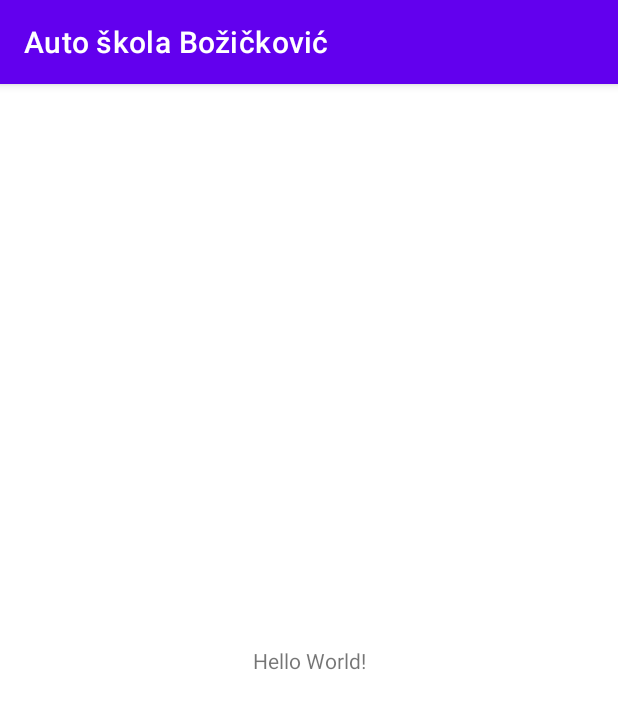
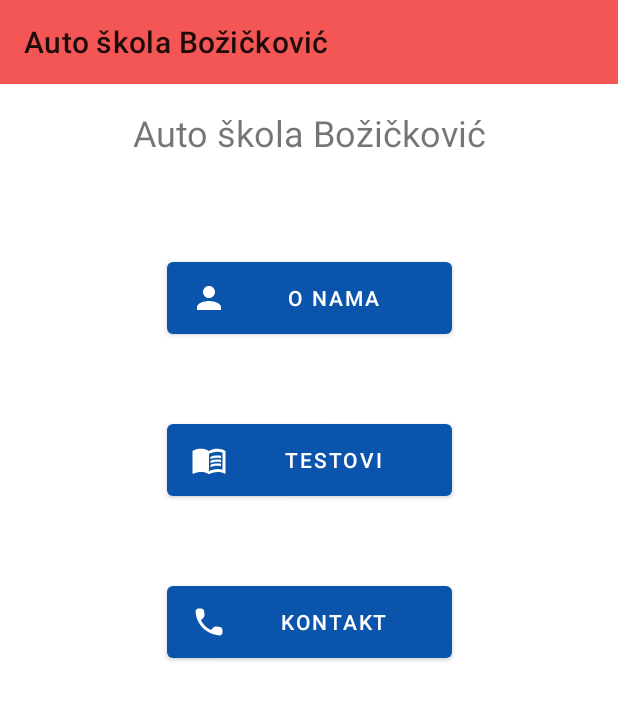
Before and after one commit to BojanDolic/auto_skola_bozickovic, an Android app: the screen it shows after launch (MainActivity), on a phone screen of 412 x 824 dp. Shown: the top 709 px of the screen. Run offline under Robolectric (Android 15) with nearby library versions, the light colour scheme and no system bars; our stand-ins replace navigation-ui.

Commit message:
Added libraries for project.
Implemented navigation component, added fragment_main.xml and fragment_kontakt.xml and connected them with nav component.

MVP design of those two fragments.

```diff
--- a/app/build.gradle
+++ b/app/build.gradle
@@ -1,6 +1,7 @@
 plugins {
     id 'com.android.application'
     id 'kotlin-android'
+    id "androidx.navigation.safeargs.kotlin"
 }
 
 android {
@@ -35,6 +36,7 @@ android {
     kotlinOptions {
         jvmTarget = '1.8'
     }
+
 }
 
 dependencies {
@@ -44,6 +46,7 @@ dependencies {
     implementation 'androidx.appcompat:appcompat:1.3.0'
     implementation 'com.google.android.material:material:1.3.0'
     implementation 'androidx.constraintlayout:constraintlayout:2.0.4'
+    implementation 'androidx.legacy:legacy-support-v4:1.0.0'
 
     def nav_version = "2.3.5"
     def room_version = "2.3.0"
--- a/app/src/main/java/com/autoskola/bozickovic/MainActivity.kt
+++ b/app/src/main/java/com/autoskola/bozickovic/MainActivity.kt
@@ -7,5 +7,9 @@ class MainActivity : AppCompatActivity() {
     override fun onCreate(savedInstanceState: Bundle?) {
         super.onCreate(savedInstanceState)
         setContentView(R.layout.activity_main)
+
+
+
+
     }
 }
--- /dev/null
+++ b/app/src/main/java/com/autoskola/bozickovic/fragments/MainFragment.kt
@@ -0,0 +1,48 @@
+package com.autoskola.bozickovic.fragments
+
+import android.os.Bundle
+import androidx.fragment.app.Fragment
+import android.view.LayoutInflater
+import android.view.View
+import android.view.ViewGroup
+import androidx.navigation.fragment.findNavController
+import androidx.navigation.ui.NavigationUI
+import com.autoskola.bozickovic.R
+import com.autoskola.bozickovic.databinding.FragmentMainBinding
+
+
+class MainFragment : Fragment() {
+
+    private var _binding: FragmentMainBinding? = null
+    private val binding get() = _binding!!
+
+
+    override fun onCreate(savedInstanceState: Bundle?) {
+        super.onCreate(savedInstanceState)
+    }
+
+    override fun onCreateView(
+        inflater: LayoutInflater, container: ViewGroup?,
+        savedInstanceState: Bundle?
+    ): View? {
+        _binding = FragmentMainBinding.inflate(inflater, container, false)
+        return binding.root
+    }
+
+    override fun onViewCreated(view: View, savedInstanceState: Bundle?) {
+        super.onViewCreated(view, savedInstanceState)
+
+        NavigationUI.setupWithNavController(binding.toolbar, findNavController())
+
+        binding.kontaktBtn.setOnClickListener {
+            findNavController().navigate(MainFragmentDirections.actionMainFragmentToKontaktFragment())
+        }
+
+    }
+
+    override fun onDestroy() {
+        super.onDestroy()
+        _binding = null
+    }
+
+}
--- /dev/null
+++ b/app/src/main/res/drawable/book_icon.xml
@@ -0,0 +1,19 @@
+<vector xmlns:android="http://schemas.android.com/apk/res/android"
+    android:width="24dp"
+    android:height="24dp"
+    android:viewportWidth="24"
+    android:viewportHeight="24"
+    android:tint="?attr/colorControlNormal">
+  <path
+      android:fillColor="@android:color/white"
+      android:pathData="M21,5c-1.11,-0.35 -2.33,-0.5 -3.5,-0.5c-1.95,0 -4.05,0.4 -5.5,1.5c-1.45,-1.1 -3.55,-1.5 -5.5,-1.5S2.45,4.9 1,6v14.65c0,0.25 0.25,0.5 0.5,0.5c0.1,0 0.15,-0.05 0.25,-0.05C3.1,20.45 5.05,20 6.5,20c1.95,0 4.05,0.4 5.5,1.5c1.35,-0.85 3.8,-1.5 5.5,-1.5c1.65,0 3.35,0.3 4.75,1.05c0.1,0.05 0.15,0.05 0.25,0.05c0.25,0 0.5,-0.25 0.5,-0.5V6C22.4,5.55 21.75,5.25 21,5zM21,18.5c-1.1,-0.35 -2.3,-0.5 -3.5,-0.5c-1.7,0 -4.15,0.65 -5.5,1.5V8c1.35,-0.85 3.8,-1.5 5.5,-1.5c1.2,0 2.4,0.15 3.5,0.5V18.5z"/>
+  <path
+      android:fillColor="@android:color/white"
+      android:pathData="M17.5,10.5c0.88,0 1.73,0.09 2.5,0.26V9.24C19.21,9.09 18.36,9 17.5,9c-1.7,0 -3.24,0.29 -4.5,0.83v1.66C14.13,10.85 15.7,10.5 17.5,10.5z"/>
+  <path
+      android:fillColor="@android:color/white"
+      android:pathData="M13,12.49v1.66c1.13,-0.64 2.7,-0.99 4.5,-0.99c0.88,0 1.73,0.09 2.5,0.26V11.9c-0.79,-0.15 -1.64,-0.24 -2.5,-0.24C15.8,11.66 14.26,11.96 13,12.49z"/>
+  <path
+      android:fillColor="@android:color/white"
+      android:pathData="M17.5,14.33c-1.7,0 -3.24,0.29 -4.5,0.83v1.66c1.13,-0.64 2.7,-0.99 4.5,-0.99c0.88,0 1.73,0.09 2.5,0.26v-1.52C19.21,14.41 18.36,14.33 17.5,14.33z"/>
+</vector>
--- /dev/null
+++ b/app/src/main/res/drawable/person_icon.xml
@@ -0,0 +1,10 @@
+<vector xmlns:android="http://schemas.android.com/apk/res/android"
+    android:width="24dp"
+    android:height="24dp"
+    android:viewportWidth="24"
+    android:viewportHeight="24"
+    android:tint="?attr/colorControlNormal">
+  <path
+      android:fillColor="@android:color/white"
+      android:pathData="M12,12c2.21,0 4,-1.79 4,-4s-1.79,-4 -4,-4 -4,1.79 -4,4 1.79,4 4,4zM12,14c-2.67,0 -8,1.34 -8,4v2h16v-2c0,-2.66 -5.33,-4 -8,-4z"/>
+</vector>
--- /dev/null
+++ b/app/src/main/res/drawable/phone_icon.xml
@@ -0,0 +1,10 @@
+<vector xmlns:android="http://schemas.android.com/apk/res/android"
+    android:width="24dp"
+    android:height="24dp"
+    android:viewportWidth="24"
+    android:viewportHeight="24"
+    android:tint="?attr/colorControlNormal">
+  <path
+      android:fillColor="@android:color/white"
+      android:pathData="M19.23,15.26l-2.54,-0.29c-0.61,-0.07 -1.21,0.14 -1.64,0.57l-1.84,1.84c-2.83,-1.44 -5.15,-3.75 -6.59,-6.59l1.85,-1.85c0.43,-0.43 0.64,-1.03 0.57,-1.64l-0.29,-2.52c-0.12,-1.01 -0.97,-1.77 -1.99,-1.77H5.03c-1.13,0 -2.07,0.94 -2,2.07 0.53,8.54 7.36,15.36 15.89,15.89 1.13,0.07 2.07,-0.87 2.07,-2v-1.73c0.01,-1.01 -0.75,-1.86 -1.76,-1.98z"/>
+</vector>
--- a/app/src/main/res/layout/activity_main.xml
+++ b/app/src/main/res/layout/activity_main.xml
@@ -6,13 +6,16 @@
     android:layout_height="match_parent"
     tools:context=".MainActivity">
 
-    <TextView
-        android:layout_width="wrap_content"
-        android:layout_height="wrap_content"
-        android:text="Hello World!"
-        app:layout_constraintBottom_toBottomOf="parent"
-        app:layout_constraintLeft_toLeftOf="parent"
-        app:layout_constraintRight_toRightOf="parent"
-        app:layout_constraintTop_toTopOf="parent" />
+    <androidx.fragment.app.FragmentContainerView
+        android:id="@+id/nav_host_fragment"
+        android:layout_width="match_parent"
+        android:layout_height="match_parent"
+        android:name="androidx.navigation.fragment.NavHostFragment"
+        app:defaultNavHost="true"
+        app:navGraph="@navigation/nav_graph"
+        app:layout_constraintStart_toStartOf="parent"
+        app:layout_constraintEnd_toEndOf="parent"
+        app:layout_constraintTop_toTopOf="parent"
+        app:layout_constraintBottom_toBottomOf="parent"/>
 
 </androidx.constraintlayout.widget.ConstraintLayout>
--- /dev/null
+++ b/app/src/main/res/layout/fragment_main.xml
@@ -0,0 +1,68 @@
+<?xml version="1.0" encoding="utf-8"?>
+<androidx.constraintlayout.widget.ConstraintLayout xmlns:android="http://schemas.android.com/apk/res/android"
+    xmlns:tools="http://schemas.android.com/tools"
+    android:layout_width="match_parent"
+    android:layout_height="match_parent"
+    xmlns:app="http://schemas.android.com/apk/res-auto"
+    tools:context=".fragments.MainFragment">
+
+    <androidx.appcompat.widget.Toolbar
+        android:id="@+id/toolbar"
+        android:layout_width="match_parent"
+        android:layout_height="wrap_content"
+        app:layout_constraintStart_toStartOf="parent"
+        app:layout_constraintEnd_toEndOf="parent"
+        app:layout_constraintTop_toTopOf="parent"
+        android:background="@color/red"/>
+
+
+    <TextView
+        android:id="@+id/autoskola_tekst_logo"
+        android:layout_width="match_parent"
+        android:layout_height="wrap_content"
+        android:text="Auto škola Božičković"
+        app:layout_constraintStart_toStartOf="parent"
+        app:layout_constraintTop_toBottomOf="@id/toolbar"
+        android:textAlignment="center"
+        android:textSize="24sp"
+        android:layout_marginTop="16dp"/>
+
+
+   <com.google.android.material.button.MaterialButton
+        android:id="@+id/onama_btn"
+        android:layout_width="190dp"
+        android:layout_height="60dp"
+        android:text="O nama"
+        app:icon="@drawable/person_icon"
+        app:layout_constraintTop_toBottomOf="@id/autoskola_tekst_logo"
+        app:layout_constraintStart_toStartOf="parent"
+        app:layout_constraintEnd_toEndOf="parent"
+        android:layout_marginTop="64dp"/>
+
+    <com.google.android.material.button.MaterialButton
+        android:id="@+id/testovi_btn"
+        android:layout_width="190dp"
+        android:layout_height="60dp"
+        android:text="Testovi"
+        app:icon="@drawable/book_icon"
+        app:layout_constraintTop_toBottomOf="@id/onama_btn"
+        app:layout_constraintStart_toStartOf="parent"
+        app:layout_constraintEnd_toEndOf="parent"
+        android:layout_marginTop="48dp"/>
+
+    <com.google.android.material.button.MaterialButton
+        android:id="@+id/kontakt_btn"
+        android:layout_width="190dp"
+        android:layout_height="60dp"
+        android:text="Kontakt"
+        app:icon="@drawable/phone_icon"
+        app:layout_constraintTop_toBottomOf="@id/testovi_btn"
+        app:layout_constraintStart_toStartOf="parent"
+        app:layout_constraintEnd_toEndOf="parent"
+        android:layout_marginTop="48dp"
+        app:layout_constraintVertical_chainStyle="spread_inside"/>
+
+
+
+
+</androidx.constraintlayout.widget.ConstraintLayout>
--- /dev/null
+++ b/app/src/main/res/navigation/nav_graph.xml
@@ -0,0 +1,23 @@
+<?xml version="1.0" encoding="utf-8"?>
+<navigation xmlns:android="http://schemas.android.com/apk/res/android"
+    xmlns:app="http://schemas.android.com/apk/res-auto"
+    xmlns:tools="http://schemas.android.com/tools"
+    android:id="@+id/nav_graph"
+    app:startDestination="@id/mainFragment">
+
+    <fragment
+        android:id="@+id/mainFragment"
+        android:name="com.autoskola.bozickovic.fragments.MainFragment"
+        android:label="Auto škola Božičković"
+        tools:layout="@layout/fragment_main" >
+        <action
+            android:id="@+id/action_mainFragment_to_kontaktFragment"
+            app:destination="@id/kontaktFragment"
+            app:popUpTo="@id/mainFragment" />
+    </fragment>
+    <fragment
+        android:id="@+id/kontaktFragment"
+        android:name="com.autoskola.bozickovic.fragments.KontaktFragment"
+        android:label="Kontaktirajte nas"
+        tools:layout="@layout/fragment_kontakt" />
+</navigation>
--- a/app/src/main/res/values/colors.xml
+++ b/app/src/main/res/values/colors.xml
@@ -3,6 +3,11 @@
     <color name="purple_200">#FFBB86FC</color>
     <color name="purple_500">#FF6200EE</color>
     <color name="purple_700">#FF3700B3</color>
+
+    <color name="red">#F45656</color>
+    <color name="red_dark">#AF4444</color>
+    <color name="blue">#0B54AC</color>
+
     <color name="teal_200">#FF03DAC5</color>
     <color name="teal_700">#FF018786</color>
     <color name="black">#FF000000</color>
--- a/app/src/main/res/values/strings.xml
+++ b/app/src/main/res/values/strings.xml
@@ -1,3 +1,5 @@
 <resources>
     <string name="app_name">Auto škola Božičković</string>
+    <!-- TODO: Remove or change this placeholder text -->
+    <string name="hello_blank_fragment">Hello blank fragment</string>
 </resources>
--- a/app/src/main/res/values/themes.xml
+++ b/app/src/main/res/values/themes.xml
@@ -1,9 +1,9 @@
 <resources xmlns:tools="http://schemas.android.com/tools">
     <!-- Base application theme. -->
-    <style name="Theme.AutoŠkolaBožičković" parent="Theme.MaterialComponents.DayNight.DarkActionBar">
+    <style name="Theme.AutoŠkolaBožičković" parent="Theme.MaterialComponents.DayNight.NoActionBar">
         <!-- Primary brand color. -->
-        <item name="colorPrimary">@color/purple_500</item>
-        <item name="colorPrimaryVariant">@color/purple_700</item>
+        <item name="colorPrimary">@color/blue</item>
+        <item name="colorPrimaryVariant">@color/red_dark</item>
         <item name="colorOnPrimary">@color/white</item>
         <!-- Secondary brand color. -->
         <item name="colorSecondary">@color/teal_200</item>
--- a/build.gradle
+++ b/build.gradle
@@ -8,6 +8,8 @@ buildscript {
     dependencies {
         classpath "com.android.tools.build:gradle:4.2.1"
         classpath "org.jetbrains.kotlin:kotlin-gradle-plugin:$kotlin_version"
+        def nav_version = "2.3.5"
+        classpath("androidx.navigation:navigation-safe-args-gradle-plugin:$nav_version")
 
         // NOTE: Do not place your application dependencies here; they belong
         // in the individual module build.gradle files
```
Also changed, not shown: app/src/main/java/com/autoskola/bozickovic/fragments/KontaktFragment.kt (added, +40 -0 lines), app/src/main/res/drawable/desc_icon.xml (added, +10 -0 lines), app/src/main/res/drawable/email_icon.xml (added, +10 -0 lines), app/src/main/res/drawable/location_icon.xml (added, +10 -0 lines), app/src/main/res/layout/fragment_kontakt.xml (added, +143 -0 lines), 1 other file.
